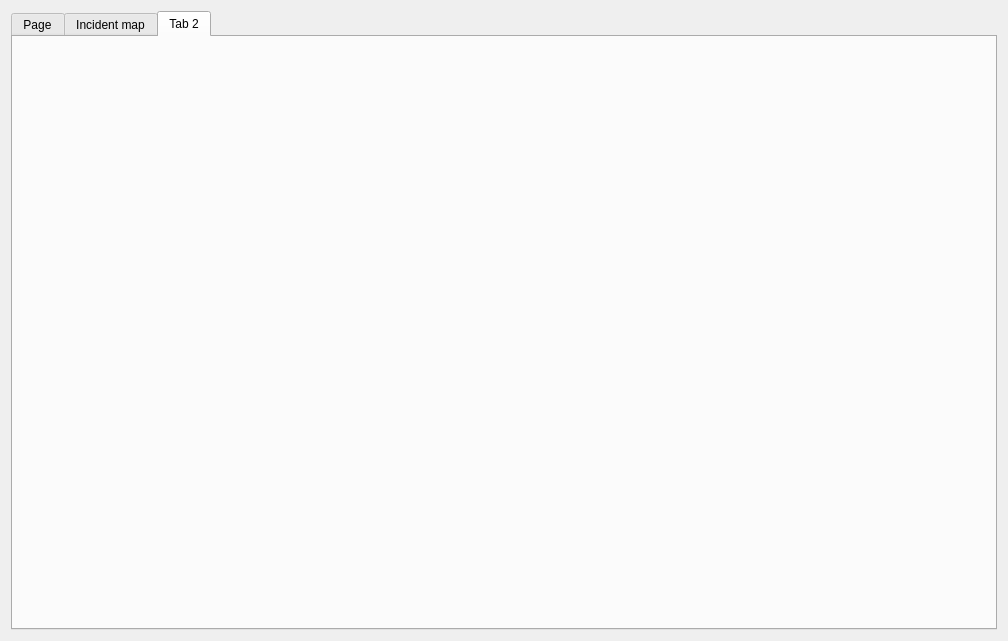
The window that Plugin/mapview.ui (LaurensJN/2016_Group09_Beaufort) describes before a commit, drawn with Qt 5.
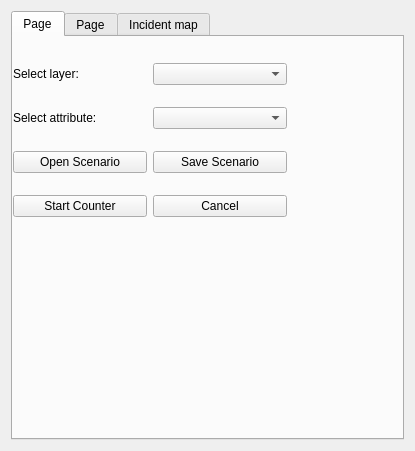
The same window after the commit. The open tabs and pages were chosen to show the change.

```diff
--- a/Plugin/mapview.ui
+++ b/Plugin/mapview.ui
@@ -6,19 +6,84 @@
    <rect>
     <x>0</x>
     <y>0</y>
-    <width>1008</width>
-    <height>641</height>
+    <width>415</width>
+    <height>451</height>
    </rect>
   </property>
   <property name="windowTitle">
    <string>Form</string>
   </property>
   <layout class="QGridLayout" name="gridLayout">
-   <item row="0" column="0">
-    <widget class="QTabWidget" name="tabWidget">
+   <item row="1" column="0">
+    <widget class="QTabWidget" name="Page_1">
      <property name="currentIndex">
       <number>1</number>
      </property>
+     <widget class="QWidget" name="tab_2">
+      <attribute name="title">
+       <string>Page</string>
+      </attribute>
+      <widget class="QWidget" name="gridLayoutWidget">
+       <property name="geometry">
+        <rect>
+         <x>0</x>
+         <y>10</y>
+         <width>274</width>
+         <height>187</height>
+        </rect>
+       </property>
+       <layout class="QGridLayout" name="gridLayout_2">
+        <item row="2" column="1">
+         <widget class="QPushButton" name="saveScenarioButton">
+          <property name="text">
+           <string>Save Scenario</string>
+          </property>
+         </widget>
+        </item>
+        <item row="5" column="1">
+         <widget class="QPushButton" name="cancelCounterButton">
+          <property name="text">
+           <string>Cancel</string>
+          </property>
+         </widget>
+        </item>
+        <item row="0" column="1">
+         <widget class="QComboBox" name="selectAttributeCombo"/>
+        </item>
+        <item row="1" column="1">
+         <widget class="QComboBox" name="selectLayerCombo"/>
+        </item>
+        <item row="2" column="0">
+         <widget class="QPushButton" name="openScenarioButton">
+          <property name="text">
+           <string>Open Scenario</string>
+          </property>
+         </widget>
+        </item>
+        <item row="0" column="0">
+         <widget class="QLabel" name="selectLayerLabel">
+          <property name="text">
+           <string>Select layer:</string>
+          </property>
+         </widget>
+        </item>
+        <item row="1" column="0">
+         <widget class="QLabel" name="selectAttributeLabel">
+          <property name="text">
+           <string>Select attribute:</string>
+          </property>
+         </widget>
+        </item>
+        <item row="5" column="0">
+         <widget class="QPushButton" name="startCounterButton">
+          <property name="text">
+           <string>Start Counter</string>
+          </property>
+         </widget>
+        </item>
+       </layout>
+      </widget>
+     </widget>
      <widget class="QWidget" name="tab_3">
       <attribute name="title">
        <string>Page</string>
@@ -161,11 +226,6 @@
        </item>
       </layout>
      </widget>
-     <widget class="QWidget" name="tab_2">
-      <attribute name="title">
-       <string>Tab 2</string>
-      </attribute>
-     </widget>
     </widget>
    </item>
   </layout>
```
Left out of the diff: 12 changed lines with no effect on the pictures.
